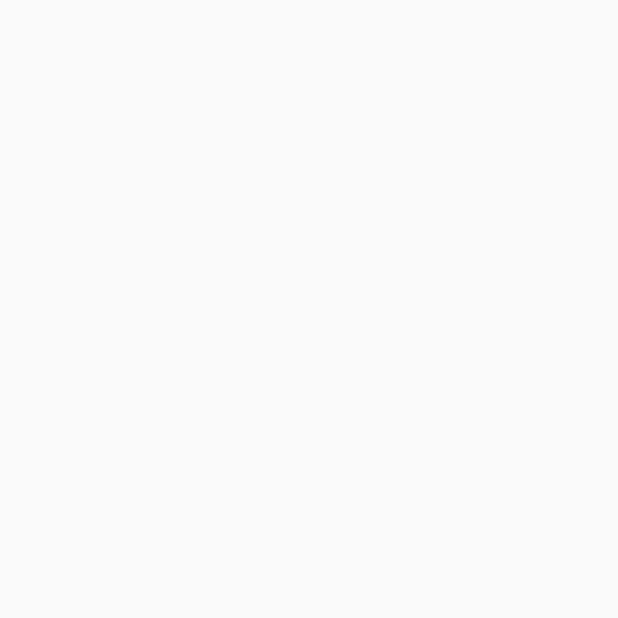
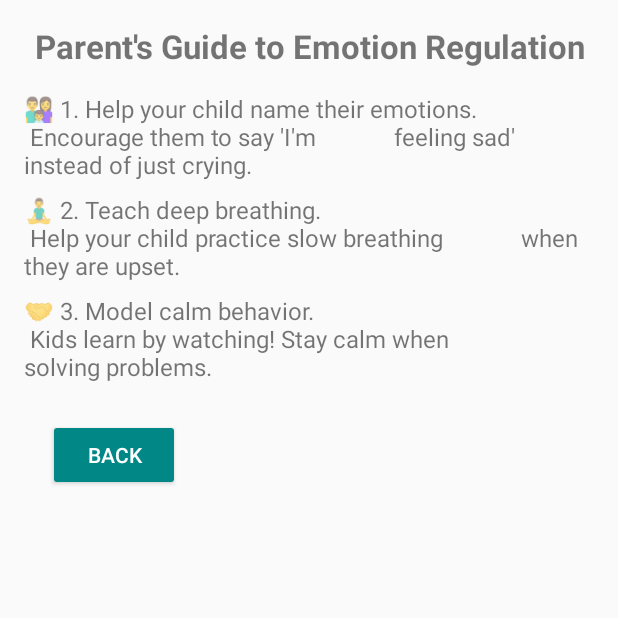
Before and after one commit to noeliarozado/FeelingsExplorer, an Android app built with Jetpack Compose: the ParentsGuideActivity screen opened directly, with no data from a screen before it, on a phone screen of 412 x 824 dp, the top half of it. Before the commit the part shown is empty. Run offline under Robolectric (Android 15) with nearby library versions, the phone set to English and light mode, and no system bars.

Commit message:
Create Parents Guide Activity

```diff
--- a/app/src/main/java/com/example/feelingsexplorer/ParentsGuideActivity.kt
+++ b/app/src/main/java/com/example/feelingsexplorer/ParentsGuideActivity.kt
@@ -1,20 +1,21 @@
 package com.example.feelingsexplorer
 
 import android.os.Bundle
+import android.widget.Button
 import androidx.activity.enableEdgeToEdge
 import androidx.appcompat.app.AppCompatActivity
 import androidx.core.view.ViewCompat
 import androidx.core.view.WindowInsetsCompat
 
 class ParentsGuideActivity : AppCompatActivity() {
+
     override fun onCreate(savedInstanceState: Bundle?) {
         super.onCreate(savedInstanceState)
-        enableEdgeToEdge()
         setContentView(R.layout.activity_parents_guide)
-        ViewCompat.setOnApplyWindowInsetsListener(findViewById(R.id.main)) { v, insets ->
-            val systemBars = insets.getInsets(WindowInsetsCompat.Type.systemBars())
-            v.setPadding(systemBars.left, systemBars.top, systemBars.right, systemBars.bottom)
-            insets
+
+        val btnBack = findViewById<Button>(R.id.btnBack)
+        btnBack.setOnClickListener {
+            finish()
         }
     }
 }
--- a/app/src/main/res/layout/activity_parents_guide.xml
+++ b/app/src/main/res/layout/activity_parents_guide.xml
@@ -1,10 +1,58 @@
-<?xml version="1.0" encoding="utf-8"?>
-<androidx.constraintlayout.widget.ConstraintLayout xmlns:android="http://schemas.android.com/apk/res/android"
-    xmlns:app="http://schemas.android.com/apk/res-auto"
-    xmlns:tools="http://schemas.android.com/tools"
-    android:id="@+id/main"
+<ScrollView
+xmlns:android="http://schemas.android.com/apk/res/android"
+android:layout_width="match_parent"
+android:layout_height="match_parent">
+
+<LinearLayout
     android:layout_width="match_parent"
-    android:layout_height="match_parent"
-    tools:context=".ParentsGuideActivity">
+    android:layout_height="wrap_content"
+    android:orientation="vertical"
+    android:padding="16dp">
 
-</androidx.constraintlayout.widget.ConstraintLayout>
+    <TextView
+        android:layout_width="match_parent"
+        android:layout_height="wrap_content"
+        android:text="Parent's Guide to Emotion Regulation"
+        android:textSize="22sp"
+        android:textStyle="bold"
+        android:gravity="center"
+        android:paddingBottom="16dp"/>
+
+    <TextView
+        android:layout_width="match_parent"
+        android:layout_height="wrap_content"
+        android:text="👨‍👩‍👦 1. Help your child name their emotions. \n Encourage them to say 'I'm
+            feeling sad' instead of just crying."
+        android:textSize="16sp"
+        android:paddingBottom="8dp"/>
+
+    <TextView
+        android:layout_width="match_parent"
+        android:layout_height="wrap_content"
+        android:text="🧘‍♂️ 2. Teach deep breathing. \n Help your child practice slow breathing
+            when they are upset."
+        android:textSize="16sp"
+        android:paddingBottom="8dp"/>
+
+    <TextView
+        android:layout_width="match_parent"
+        android:layout_height="wrap_content"
+        android:text="🤝 3. Model calm behavior. \n Kids learn by watching! Stay calm when
+            solving problems."
+        android:textSize="16sp"
+        android:paddingBottom="8dp"/>
+
+    <Button
+        android:id="@+id/btnBack"
+        android:layout_width="wrap_content"
+        android:layout_height="wrap_content"
+        android:text="Back"
+        android:backgroundTint="@color/teal_700"
+        android:textColor="@android:color/white"
+        android:layout_margin="16dp"
+        android:layout_alignParentStart="true"
+        android:layout_alignParentTop="true"/>
+
+</LinearLayout>
+
+</ScrollView>
```
